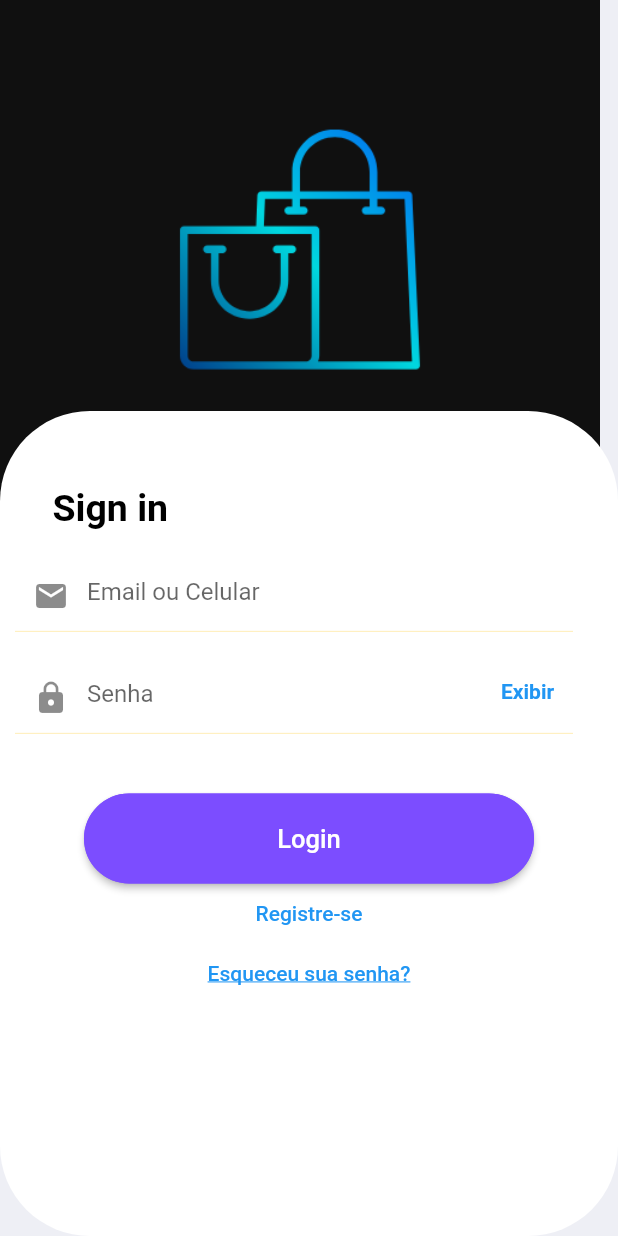
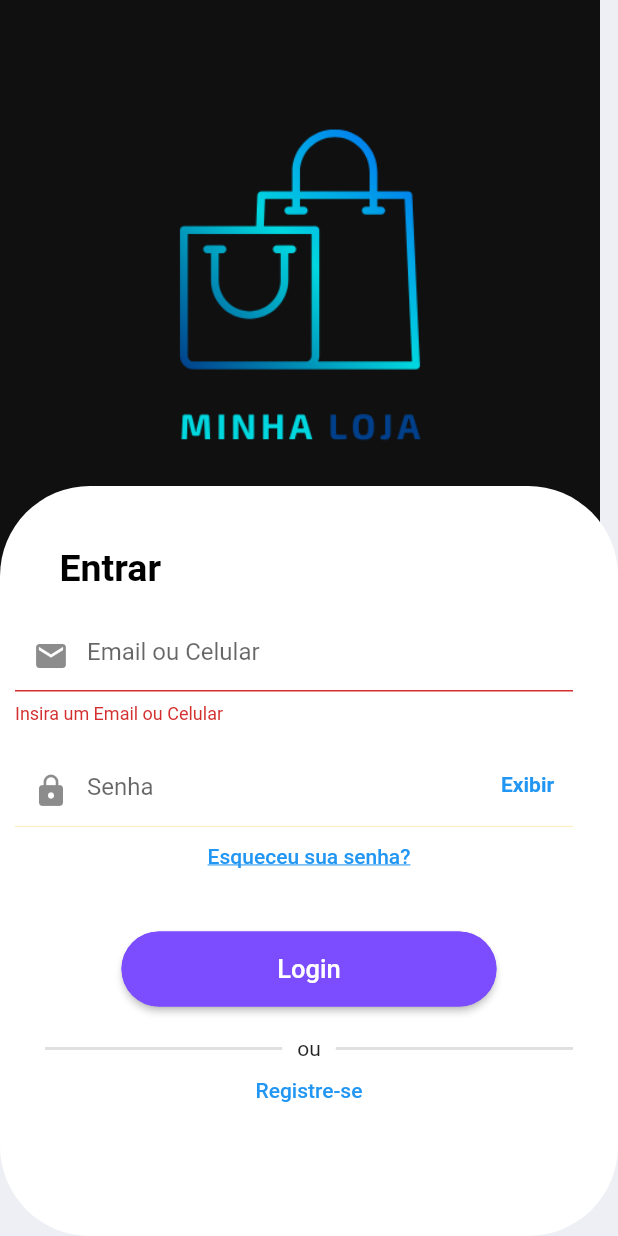
Before and after one commit to aalexsd/Minha-Loja, a Flutter app: the screen it shows after launch, after a tap on "Login", on a phone screen of 412 x 824 dp. Run offline on Flutter 3.47's test engine with Material 2 defaults, Android fonts, the phone set to English and light mode, and no system bars; our stand-ins replace mask_text_input_formatter.

```diff
--- a/lib/screens/login_screen/login_screen.dart
+++ b/lib/screens/login_screen/login_screen.dart
@@ -8,27 +8,31 @@ class LoginScreen extends StatefulWidget {
 }
 
 class _LoginScreenState extends State<LoginScreen> {
-
   bool _showPassword = false;
+  final _formKey = GlobalKey<FormState>();
 
   @override
   Widget build(BuildContext context) {
-    return Scaffold(
+    return Form(
+      key: _formKey,
+      child: Scaffold(
         backgroundColor: const Color(0xFFEEEFF5),
-        body: Stack(
-          children: [
+        body: Stack(children: [
           SizedBox(
+            height: 400,
             width: 400,
             child: ClipRRect(
-                child: Image.asset('assets/images/logotipo.png',
-                  fit: BoxFit.cover,),
+              child: Image.asset(
+                'assets/images/logotipo.png',
+                fit: BoxFit.cover,
+              ),
             ),
           ),
           Column(
             mainAxisAlignment: MainAxisAlignment.end,
             children: [
               Container(
-                  height: 550,
+                height: 500,
                 decoration: BoxDecoration(
                   color: Colors.white,
                   borderRadius: BorderRadius.circular(60),
@@ -36,54 +40,55 @@ class _LoginScreenState extends State<LoginScreen> {
                 child: Column(
                   children: [
                     const Padding(
-                        padding: EdgeInsets.only(right: 265.0,
-                        top: 50),
+                      padding: EdgeInsets.only(right: 265.0, top: 40),
                       child: SizedBox(
-                          child: Text('Sign in',
+                        child: Text(
+                          'Entrar',
                           textAlign: TextAlign.start,
                           style: TextStyle(
                             fontSize: 25,
                             color: Colors.black,
                             fontWeight: FontWeight.bold,
-                            ),),
                           ),
-                      ),
-                      Padding(
-                        padding: const EdgeInsets.only(top: 20,
-                            left: 10,
-                            right: 30),
-                        child: TextFormField(
-                          decoration: const InputDecoration(
-                              enabledBorder: UnderlineInputBorder(
-                                borderSide: BorderSide(
-                                    width: 0.2, color: Colors.amber
-                                ),
-                              ),
-                              prefixIcon: Icon(Icons.mail),
-                              hintText: 'Email ou Celular'
                         ),
                       ),
                     ),
                     Padding(
-                        padding: const EdgeInsets.only(top: 20,
-                            left: 10,
-                            right: 30),
+                      padding:
+                          const EdgeInsets.only(top: 20, left: 10, right: 30),
+                      child: TextFormField(
+                        validator: (String? value) {
+                          if (valueValidator(value)) {
+                            return 'Insira um Email ou Celular';
+                          }
+                          return null;
+                        },
+                        decoration: const InputDecoration(
+                            enabledBorder: UnderlineInputBorder(
+                              borderSide:
+                                  BorderSide(width: 0.2, color: Colors.amber),
+                            ),
+                            prefixIcon: Icon(Icons.mail),
+                            hintText: 'Email ou Celular'),
+                      ),
+                    ),
+                    Padding(
+                      padding:
+                          const EdgeInsets.only(top: 20, left: 10, right: 30),
                       child: TextFormField(
                         obscureText: !_showPassword,
                         decoration: InputDecoration(
                             enabledBorder: const UnderlineInputBorder(
-                                borderSide: BorderSide(
-                                    width: 0.2, color: Colors.amber
-                                ),
+                              borderSide:
+                                  BorderSide(width: 0.2, color: Colors.amber),
                             ),
                             prefixIcon: const Icon(Icons.lock),
                             hintText: 'Senha',
                             suffixIcon: InkWell(
                               onTap: _togglePasswordVisibility,
                               child: Padding(
-                                  padding: const EdgeInsets.only(top: 12.0,
-                                      right: 12,
-                                      bottom: 12),
+                                padding: const EdgeInsets.only(
+                                    top: 12.0, right: 12, bottom: 12),
                                 child: Text(
                                   _showPassword ? 'Ocultar' : 'Exibir',
                                   style: const TextStyle(
@@ -92,54 +97,76 @@ class _LoginScreenState extends State<LoginScreen> {
                                   ),
                                 ),
                               ),
-                              )
-                          ),
+                            )),
                         enableSuggestions: false,
                         autocorrect: false,
-                        ),
-                      ),
-                      Padding(
-                        padding: const EdgeInsets.only(top: 40),
-                        child: SizedBox(
-                          width: 300,
-                          height: 60,
-                          child: ElevatedButton(onPressed: (){},
-                            style: ButtonStyle(
-                              backgroundColor: MaterialStateProperty.all(Colors.deepPurpleAccent),
-                              shape: MaterialStateProperty.all<RoundedRectangleBorder>(
-                                  RoundedRectangleBorder(
-                                      borderRadius: BorderRadius.circular(30.0),
-                                      side: const BorderSide(color: Colors.deepPurpleAccent)
-                                  )
-                              ),
-                            ),
-                            child: const Text('Login',
-                              style: TextStyle(
-                                  fontSize: 17
-                              ),
-                            ),
-                          ),
                       ),
                     ),
                     SizedBox(
                       height: 40,
                       child: TextButton(
-                          child: const Text('Registre-se',
+                        child: const Text(
+                          'Esqueceu sua senha?',
+                          style:
+                              TextStyle(decoration: TextDecoration.underline),
                         ),
-                          onPressed: (){
-                            onRegisterClicked(context);
+                        onPressed: () {
+                          onForgotPasswordClicked(context);
                         },
                       ),
+                    ),
+                    Padding(
+                      padding: const EdgeInsets.only(top: 30),
+                      child: SizedBox(
+                        width: 250,
+                        height: 50,
+                        child: ElevatedButton(
+                          onPressed: () {
+                            if (_formKey.currentState!.validate()) {}
+                          },
+                          style: ButtonStyle(
+                            backgroundColor: MaterialStateProperty.all(
+                                Colors.deepPurpleAccent),
+                            shape: MaterialStateProperty.all<
+                                    RoundedRectangleBorder>(
+                                RoundedRectangleBorder(
+                                    borderRadius: BorderRadius.circular(30.0),
+                                    side: const BorderSide(
+                                        color: Colors.deepPurpleAccent))),
+                          ),
+                          child: const Text(
+                            'Login',
+                            style: TextStyle(fontSize: 17),
+                          ),
+                        ),
+                      ),
+                    ),
+                    Padding(
+                      padding: const EdgeInsets.only(top: 20.0),
+                      child: Row(children: const <Widget>[
+                        Expanded(
+                            child: Divider(
+                          thickness: 2,
+                          indent: 30,
+                          endIndent: 10,
+                        )),
+                        Text("ou"),
+                        Expanded(
+                            child: Divider(
+                          thickness: 2,
+                          indent: 10,
+                          endIndent: 30,
+                        )),
+                      ]),
                     ),
                     SizedBox(
                       height: 40,
                       child: TextButton(
-                          child: const Text('Esqueceu sua senha?',
-                          style: TextStyle(
-                            decoration: TextDecoration.underline
-                          ),),
-                          onPressed: (){
-                            onForgotPasswordClicked(context);
+                        child: const Text(
+                          'Registre-se',
+                        ),
+                        onPressed: () {
+                          onRegisterClicked(context);
                         },
                       ),
                     ),
@@ -149,18 +176,28 @@ class _LoginScreenState extends State<LoginScreen> {
             ],
           )
         ]),
+      ),
     );
   }
-  void _togglePasswordVisibility(){
+
+  void _togglePasswordVisibility() {
     setState(() {
       _showPassword = !_showPassword;
     });
   }
+
+  bool valueValidator(String? value) {
+    if (value != null && value.isEmpty) {
+      return true;
+    }
+    return false;
+  }
 }
 
-void onForgotPasswordClicked(BuildContext context){
+void onForgotPasswordClicked(BuildContext context) {
   Navigator.of(context).pushNamed('forgot_password');
 }
-void onRegisterClicked(BuildContext context){
+
+void onRegisterClicked(BuildContext context) {
   Navigator.of(context).pushNamed('register');
 }
```
Also changed, not shown: lib/screens/forgot_password/forgot_password.dart (+30 -3 lines), lib/screens/register_screen/register_screen.dart (+44 -1 lines). Lines whose indentation alone changed are shown as unchanged.
